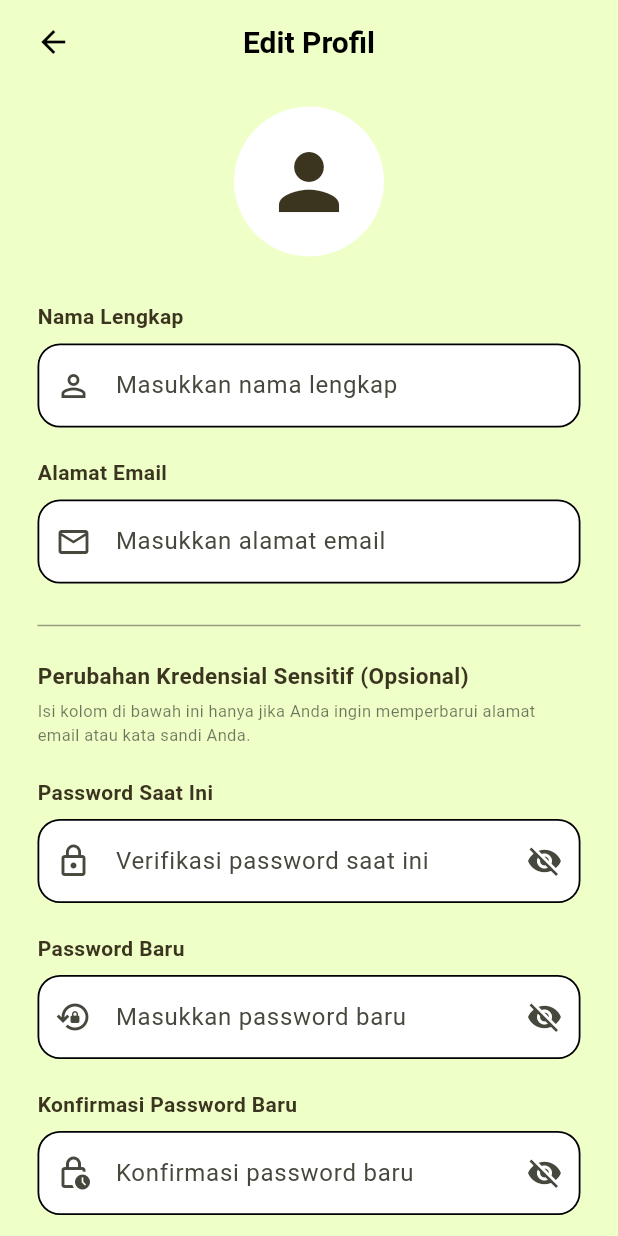
After one commit to Grimpascal/goatcheck, a Flutter app: the screen it shows once a user with an empty profile is signed in, after a tap on "Halo, Selamat Pagi", on a phone screen of 412 x 824 dp. The commit adds this screen. Run offline on Flutter 3.47's test engine with Material 3 defaults, Android fonts, the phone set to English and light mode, and no system bars; our stand-ins replace cloud_firestore, device_preview, firebase_auth, firebase_core, flutter_local_notifications; missing offline and left inert: flutter_background_service; accounts and stored records are empty.

Commit message:
feat: implementasi halaman edit profil dan update konfigurasi Android

```diff
--- a/lib/controllers/auth.dart
+++ b/lib/controllers/auth.dart
@@ -188,4 +188,101 @@ Future<void> resetPassword({
       }
     }
   }
+
+  Future<void> updateProfile({
+    required BuildContext context,
+    required String nama,
+    required String email,
+    required String currentPassword,
+    required String newPassword,
+    required String confirmNewPassword,
+  }) async {
+    User? user = _auth.currentUser;
+    if (user == null) {
+      _showSnackBar(context, "Pengguna tidak teridentifikasi", Colors.red);
+      return;
+    }
+
+    if (nama.trim().isEmpty || email.trim().isEmpty) {
+      _showSnackBar(context, "Nama dan email tidak boleh kosong", Colors.orange);
+      return;
+    }
+
+    bool changingEmail = email.trim() != user.email;
+    bool changingPassword = newPassword.isNotEmpty;
+
+    try {
+      // 1. Reauthentication is required if changing email or password
+      if (changingEmail || changingPassword) {
+        if (currentPassword.isEmpty) {
+          _showSnackBar(context, "Masukkan password saat ini untuk memverifikasi perubahan sensitif", Colors.orange);
+          return;
+        }
+
+        // Reauthenticate
+        AuthCredential credential = EmailAuthProvider.credential(
+          email: user.email!,
+          password: currentPassword,
+        );
+        await user.reauthenticateWithCredential(credential);
+
+        // Update email if requested
+        if (changingEmail) {
+          await user.updateEmail(email.trim());
+        }
+
+        // Update password if requested
+        if (changingPassword) {
+          if (newPassword != confirmNewPassword) {
+            _showSnackBar(context, "Konfirmasi password baru tidak sesuai", Colors.red);
+            return;
+          }
+          if (newPassword.length < 8) {
+            _showSnackBar(context, "Password baru minimal 8 huruf", Colors.red);
+            return;
+          }
+          await user.updatePassword(newPassword.trim());
+        }
+      }
+
+      // 2. Update Firestore document
+      Map<String, dynamic> updateData = {
+        'nama': nama.trim(),
+        'email': email.trim(),
+        'updated_at': FieldValue.serverTimestamp(),
+      };
+
+      if (changingPassword) {
+        updateData['password'] = newPassword.trim();
+      }
+
+      await _db.collection('peternak').doc(user.uid).update(updateData);
+
+      if (context.mounted) {
+        _showSnackBar(context, "Profil berhasil diperbarui!", Colors.green);
+      }
+    } on FirebaseAuthException catch (e) {
+      String message = "Gagal memperbarui profil";
+      if (e.code == 'wrong-password') {
+        message = "Password saat ini salah";
+      } else if (e.code == 'requires-recent-login') {
+        message = "Sesi telah berakhir, silakan masuk kembali";
+      } else if (e.code == 'email-already-in-use') {
+        message = "Email sudah digunakan oleh akun lain";
+      } else if (e.code == 'invalid-email') {
+        message = "Format email tidak valid";
+      } else if (e.code == 'weak-password') {
+        message = "Password baru terlalu lemah";
+      } else {
+        message = e.message ?? message;
+      }
+      if (context.mounted) {
+        _showSnackBar(context, message, Colors.red);
+      }
+    } catch (e) {
+      if (context.mounted) {
+        _showSnackBar(context, "Terjadi kesalahan: ${e.toString()}", Colors.red);
+      }
+    }
+  }
 }
--- a/lib/views/dashboard.dart
+++ b/lib/views/dashboard.dart
@@ -6,6 +6,7 @@ import 'package:goatcheck/controllers/auth.dart';
 import 'package:goatcheck/controllers/kambing.dart';
 import 'package:firebase_auth/firebase_auth.dart';
 import 'package:goatcheck/services/notification_service.dart';
+import 'package:goatcheck/views/edit_profile.dart';
 
 class dashboard extends StatefulWidget {
   const dashboard({super.key});
@@ -57,7 +58,15 @@ class _dashboardState extends State<dashboard> {
         backgroundColor: const Color(0xFFEFFFC8),
         elevation: 0,
         titleSpacing: 30,
-        title: Row(
+        title: GestureDetector(
+          onTap: () {
+            Navigator.push(
+              context,
+              MaterialPageRoute(builder: (context) => const EditProfilePage()),
+            );
+          },
+          behavior: HitTestBehavior.opaque,
+          child: Row(
             children: [
               const CircleAvatar(
                 radius: 22,
@@ -97,6 +106,7 @@ class _dashboardState extends State<dashboard> {
                 },
               ),
             ],
+          ),
         ),
         actions: [
           IconButton(
--- /dev/null
+++ b/lib/views/edit_profile.dart
@@ -0,0 +1,392 @@
+import 'package:flutter/material.dart';
+import 'package:cloud_firestore/cloud_firestore.dart';
+import 'package:firebase_auth/firebase_auth.dart';
+import 'package:goatcheck/controllers/auth.dart';
+
+class EditProfilePage extends StatefulWidget {
+  const EditProfilePage({super.key});
+
+  @override
+  State<EditProfilePage> createState() => _EditProfilePageState();
+}
+
+class _EditProfilePageState extends State<EditProfilePage> {
+  final AuthController _authController = AuthController();
+  final _namaController = TextEditingController();
+  final _emailController = TextEditingController();
+  final _currentPasswordController = TextEditingController();
+  final _newPasswordController = TextEditingController();
+  final _confirmNewPasswordController = TextEditingController();
+
+  bool _isInitialized = false;
+  bool _isLoading = false;
+  bool _obscureCurrent = true;
+  bool _obscureNew = true;
+  bool _obscureConfirm = true;
+
+  @override
+  void dispose() {
+    _namaController.dispose();
+    _emailController.dispose();
+    _currentPasswordController.dispose();
+    _newPasswordController.dispose();
+    _confirmNewPasswordController.dispose();
+    super.dispose();
+  }
+
+  Future<void> _updateProfile() async {
+    setState(() => _isLoading = true);
+    await _authController.updateProfile(
+      context: context,
+      nama: _namaController.text,
+      email: _emailController.text,
+      currentPassword: _currentPasswordController.text,
+      newPassword: _newPasswordController.text,
+      confirmNewPassword: _confirmNewPasswordController.text,
+    );
+    if (mounted) {
+      setState(() {
+        _isLoading = false;
+        // Clear password fields for security after saving
+        _currentPasswordController.clear();
+        _newPasswordController.clear();
+        _confirmNewPasswordController.clear();
+      });
+    }
+  }
+
+  @override
+  Widget build(BuildContext context) {
+    final user = FirebaseAuth.instance.currentUser;
+
+    if (user == null) {
+      return const Scaffold(
+        backgroundColor: Color(0xFFEFFFC8),
+        body: Center(
+          child: Text("Pengguna tidak masuk"),
+        ),
+      );
+    }
+
+    return Scaffold(
+      backgroundColor: const Color(0xFFEFFFC8),
+      appBar: AppBar(
+        backgroundColor: const Color(0xFFEFFFC8),
+        elevation: 0,
+        leading: Padding(
+          padding: const EdgeInsets.only(left: 15.0),
+          child: IconButton(
+            icon: const Icon(Icons.arrow_back, color: Colors.black),
+            onPressed: () => Navigator.pop(context),
+          ),
+        ),
+        title: const Text(
+          "Edit Profil",
+          style: TextStyle(
+            color: Colors.black,
+            fontWeight: FontWeight.bold,
+            fontSize: 20,
+          ),
+        ),
+        centerTitle: true,
+      ),
+      body: StreamBuilder<DocumentSnapshot>(
+        stream: FirebaseFirestore.instance
+            .collection('peternak')
+            .doc(user.uid)
+            .snapshots(),
+        builder: (context, snapshot) {
+          if (snapshot.hasError) {
+            return const Center(child: Text("Terjadi kesalahan memuat data"));
+          }
+
+          if (snapshot.connectionState == ConnectionState.waiting &&
+              !_isInitialized) {
+            return const Center(
+              child: CircularProgressIndicator(color: Colors.black),
+            );
+          }
+
+          if (snapshot.hasData && snapshot.data!.exists && !_isInitialized) {
+            final data = snapshot.data!.data() as Map<String, dynamic>;
+            _namaController.text = data['nama'] ?? '';
+            _emailController.text = data['email'] ?? '';
+            _isInitialized = true;
+          }
+
+          return SingleChildScrollView(
+            child: Padding(
+              padding: const EdgeInsets.symmetric(horizontal: 25.0, vertical: 15.0),
+              child: Column(
+                crossAxisAlignment: CrossAxisAlignment.start,
+                children: [
+                  const Center(
+                    child: Stack(
+                      children: [
+                        CircleAvatar(
+                          radius: 50,
+                          backgroundColor: Colors.white,
+                          child: Icon(
+                            Icons.person,
+                            size: 60,
+                            color: Color(0xFF3B341F),
+                          ),
+                        ),
+                      ],
+                    ),
+                  ),
+                  const SizedBox(height: 30),
+
+                  // Field Nama
+                  const Text(
+                    "Nama Lengkap",
+                    style: TextStyle(
+                      fontWeight: FontWeight.bold,
+                      fontSize: 14,
+                      color: Color(0xFF3B341F),
+                    ),
+                  ),
+                  const SizedBox(height: 8),
+                  TextField(
+                    controller: _namaController,
+                    decoration: InputDecoration(
+                      hintText: 'Masukkan nama lengkap',
+                      prefixIcon: const Icon(Icons.person_outline),
+                      border: OutlineInputBorder(
+                        borderRadius: BorderRadius.circular(15),
+                        borderSide: const BorderSide(color: Colors.black, width: 1.2),
+                      ),
+                      enabledBorder: OutlineInputBorder(
+                        borderRadius: BorderRadius.circular(15),
+                        borderSide: const BorderSide(color: Colors.black, width: 1.2),
+                      ),
+                      focusedBorder: OutlineInputBorder(
+                        borderRadius: BorderRadius.circular(15),
+                        borderSide: const BorderSide(color: Colors.black, width: 1.8),
+                      ),
+                      filled: true,
+                      fillColor: Colors.white,
+                    ),
+                  ),
+                  const SizedBox(height: 20),
+
+                  // Field Email
+                  const Text(
+                    "Alamat Email",
+                    style: TextStyle(
+                      fontWeight: FontWeight.bold,
+                      fontSize: 14,
+                      color: Color(0xFF3B341F),
+                    ),
+                  ),
+                  const SizedBox(height: 8),
+                  TextField(
+                    controller: _emailController,
+                    keyboardType: TextInputType.emailAddress,
+                    decoration: InputDecoration(
+                      hintText: 'Masukkan alamat email',
+                      prefixIcon: const Icon(Icons.email_outlined),
+                      border: OutlineInputBorder(
+                        borderRadius: BorderRadius.circular(15),
+                        borderSide: const BorderSide(color: Colors.black, width: 1.2),
+                      ),
+                      enabledBorder: OutlineInputBorder(
+                        borderRadius: BorderRadius.circular(15),
+                        borderSide: const BorderSide(color: Colors.black, width: 1.2),
+                      ),
+                      focusedBorder: OutlineInputBorder(
+                        borderRadius: BorderRadius.circular(15),
+                        borderSide: const BorderSide(color: Colors.black, width: 1.8),
+                      ),
+                      filled: true,
+                      fillColor: Colors.white,
+                    ),
+                  ),
+                  const SizedBox(height: 20),
+
+                  const Divider(color: Colors.black38, thickness: 1.0),
+                  const SizedBox(height: 15),
+
+                  const Text(
+                    "Perubahan Kredensial Sensitif (Opsional)",
+                    style: TextStyle(
+                      fontWeight: FontWeight.bold,
+                      fontSize: 15,
+                      color: Color(0xFF3B341F),
+                    ),
+                  ),
+                  const SizedBox(height: 5),
+                  const Text(
+                    "Isi kolom di bawah ini hanya jika Anda ingin memperbarui alamat email atau kata sandi Anda.",
+                    style: TextStyle(
+                      fontSize: 11,
+                      color: Colors.black54,
+                    ),
+                  ),
+                  const SizedBox(height: 20),
+
+                  // Field Password Saat Ini
+                  const Text(
+                    "Password Saat Ini",
+                    style: TextStyle(
+                      fontWeight: FontWeight.bold,
+                      fontSize: 14,
+                      color: Color(0xFF3B341F),
+                    ),
+                  ),
+                  const SizedBox(height: 8),
+                  TextField(
+                    controller: _currentPasswordController,
+                    obscureText: _obscureCurrent,
+                    decoration: InputDecoration(
+                      hintText: 'Verifikasi password saat ini',
+                      prefixIcon: const Icon(Icons.lock_outline),
+                      suffixIcon: IconButton(
+                        icon: Icon(_obscureCurrent
+                            ? Icons.visibility_off
+                            : Icons.visibility),
+                        onPressed: () =>
+                            setState(() => _obscureCurrent = !_obscureCurrent),
+                      ),
+                      border: OutlineInputBorder(
+                        borderRadius: BorderRadius.circular(15),
+                        borderSide: const BorderSide(color: Colors.black, width: 1.2),
+                      ),
+                      enabledBorder: OutlineInputBorder(
+                        borderRadius: BorderRadius.circular(15),
+                        borderSide: const BorderSide(color: Colors.black, width: 1.2),
+                      ),
+                      focusedBorder: OutlineInputBorder(
+                        borderRadius: BorderRadius.circular(15),
+                        borderSide: const BorderSide(color: Colors.black, width: 1.8),
+                      ),
+                      filled: true,
+                      fillColor: Colors.white,
+                    ),
+                  ),
+                  const SizedBox(height: 20),
+
+                  // Field Password Baru
+                  const Text(
+                    "Password Baru",
+                    style: TextStyle(
+                      fontWeight: FontWeight.bold,
+                      fontSize: 14,
+                      color: Color(0xFF3B341F),
+                    ),
+                  ),
+                  const SizedBox(height: 8),
+                  TextField(
+                    controller: _newPasswordController,
+                    obscureText: _obscureNew,
+                    decoration: InputDecoration(
+                      hintText: 'Masukkan password baru',
+                      prefixIcon: const Icon(Icons.lock_reset_outlined),
+                      suffixIcon: IconButton(
+                        icon: Icon(
+                            _obscureNew ? Icons.visibility_off : Icons.visibility),
+                        onPressed: () => setState(() => _obscureNew = !_obscureNew),
+                      ),
+                      border: OutlineInputBorder(
+                        borderRadius: BorderRadius.circular(15),
+                        borderSide: const BorderSide(color: Colors.black, width: 1.2),
+                      ),
+                      enabledBorder: OutlineInputBorder(
+                        borderRadius: BorderRadius.circular(15),
+                        borderSide: const BorderSide(color: Colors.black, width: 1.2),
+                      ),
+                      focusedBorder: OutlineInputBorder(
+                        borderRadius: BorderRadius.circular(15),
+                        borderSide: const BorderSide(color: Colors.black, width: 1.8),
+                      ),
+                      filled: true,
+                      fillColor: Colors.white,
+                    ),
+                  ),
+                  const SizedBox(height: 20),
+
+                  // Field Konfirmasi Password Baru
+                  const Text(
+                    "Konfirmasi Password Baru",
+                    style: TextStyle(
+                      fontWeight: FontWeight.bold,
+                      fontSize: 14,
+                      color: Color(0xFF3B341F),
+                    ),
+                  ),
+                  const SizedBox(height: 8),
+                  TextField(
+                    controller: _confirmNewPasswordController,
+                    obscureText: _obscureConfirm,
+                    decoration: InputDecoration(
+                      hintText: 'Konfirmasi password baru',
+                      prefixIcon: const Icon(Icons.lock_clock_outlined),
+                      suffixIcon: IconButton(
+                        icon: Icon(_obscureConfirm
+                            ? Icons.visibility_off
+                            : Icons.visibility),
+                        onPressed: () =>
+                            setState(() => _obscureConfirm = !_obscureConfirm),
+                      ),
+                      border: OutlineInputBorder(
+                        borderRadius: BorderRadius.circular(15),
+                        borderSide: const BorderSide(color: Colors.black, width: 1.2),
+                      ),
+                      enabledBorder: OutlineInputBorder(
+                        borderRadius: BorderRadius.circular(15),
+                        borderSide: const BorderSide(color: Colors.black, width: 1.2),
+                      ),
+                      focusedBorder: OutlineInputBorder(
+                        borderRadius: BorderRadius.circular(15),
+                        borderSide: const BorderSide(color: Colors.black, width: 1.8),
+                      ),
+                      filled: true,
+                      fillColor: Colors.white,
+                    ),
+                  ),
+                  const SizedBox(height: 35),
+
+                  // Tombol Simpan
+                  SizedBox(
+                    width: double.infinity,
+                    height: 55,
+                    child: ElevatedButton(
+                      onPressed: _isLoading ? null : _updateProfile,
+                      style: ElevatedButton.styleFrom(
+                        backgroundColor: const Color(0xFF85CB33),
+                        disabledBackgroundColor: const Color(0xFF85CB33).withOpacity(0.6),
+                        shape: RoundedRectangleBorder(
+                          borderRadius: BorderRadius.circular(15),
+                          side: const BorderSide(color: Colors.black, width: 1.5),
+                        ),
+                        elevation: 0,
+                      ),
+                      child: _isLoading
+                          ? const CircularProgressIndicator(color: Colors.black)
+                          : const Row(
+                              mainAxisAlignment: MainAxisAlignment.center,
+                              children: [
+                                Icon(Icons.save_outlined, color: Colors.black),
+                                SizedBox(width: 10),
+                                Text(
+                                  "Simpan Perubahan",
+                                  style: TextStyle(
+                                    color: Colors.black,
+                                    fontWeight: FontWeight.bold,
+                                    fontSize: 16,
+                                  ),
+                                ),
+                              ],
+                            ),
+                    ),
+                  ),
+                  const SizedBox(height: 20),
+                ],
+              ),
+            ),
+          );
+        },
+      ),
+    );
+  }
+}
```
Also changed, not shown: 3 other files. Lines whose indentation alone changed are shown as unchanged.
